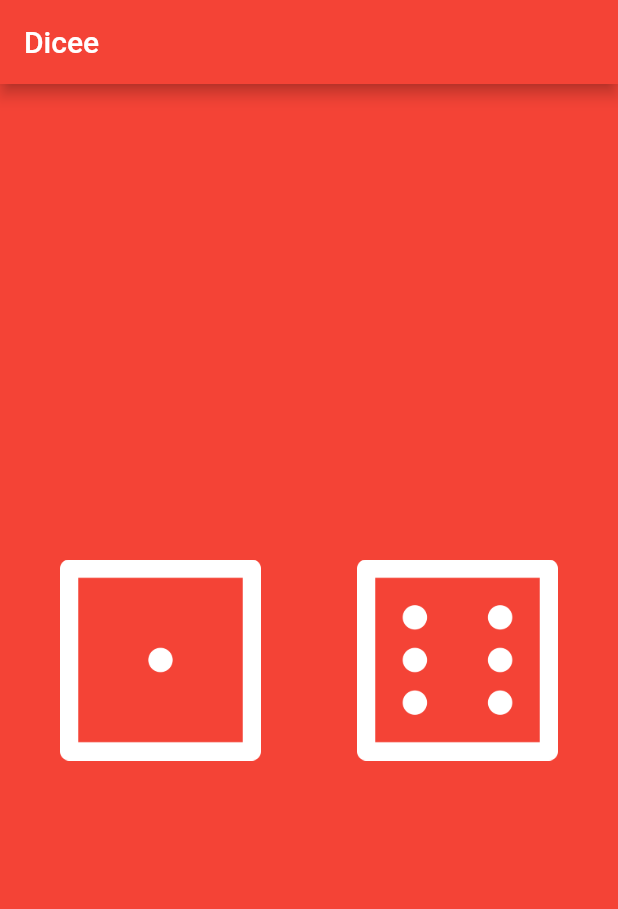
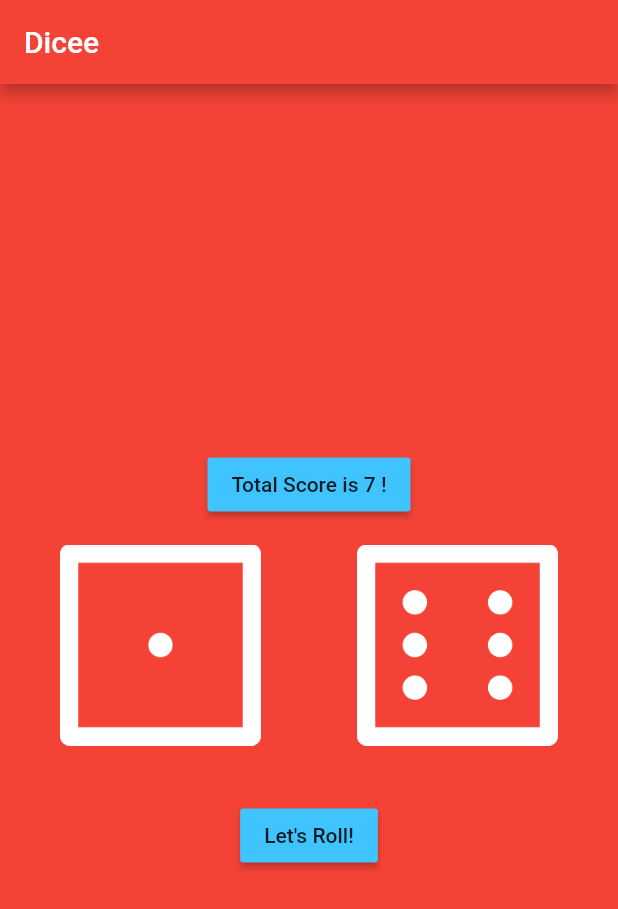
Before and after one commit to ItsPrateekBansal/diceChallenge, a Flutter app: the screen it shows after launch, on a phone screen of 412 x 824 dp. Shown: the top 909 px of the screen. Run offline on Flutter 3.47's test engine with Material 2 defaults, Android fonts, the phone set to English and light mode, and no system bars.

Commit message:
Improved UI and added buttons to roll, and display total score as well!

```diff
--- a/lib/main.dart
+++ b/lib/main.dart
@@ -21,6 +21,7 @@ class DicePage extends StatefulWidget {
 
 class _DicePageState extends State<DicePage> {
   int first = 1, second = 6;
+  int score = 7;
   var rng = new Random();
 
   @override
@@ -32,15 +33,24 @@ class _DicePageState extends State<DicePage> {
   void changeValues() {
     first = rng.nextInt(6) + 1;
     second = rng.nextInt(6) + 1;
+    score = first + second;
     setState(() {});
   }
 
   @override
   Widget build(BuildContext context) {
-    return Center(
-      child: Padding(
+    return Padding(
       padding: const EdgeInsets.all(8.0),
-        child: Row(
+      child: Column(
+        mainAxisAlignment: MainAxisAlignment.center,
+        children: [
+          // ignore: deprecated_member_use
+          RaisedButton(
+            color: Colors.lightBlueAccent,
+            onPressed: () {},
+            child: Text("Total Score is $score !"),
+          ),
+          Row(
             children: [
               Expanded(
                 // flex: 2,
@@ -48,7 +58,7 @@ class _DicePageState extends State<DicePage> {
                   padding: const EdgeInsets.all(16.0),
                   // ignore: deprecated_member_use
                   child: FlatButton(
-                  child: Image.asset('images/dice${first}.png'),
+                    child: Image.asset('images/dice$first.png'),
                     onPressed: () {
                       changeValues();
                     },
@@ -61,7 +71,7 @@ class _DicePageState extends State<DicePage> {
                   padding: const EdgeInsets.all(16.0),
                   // ignore: deprecated_member_use
                   child: FlatButton(
-                  child: Image.asset('images/dice${second}.png'),
+                    child: Image.asset('images/dice$second.png'),
                     onPressed: () {
                       changeValues();
                     },
@@ -70,6 +80,18 @@ class _DicePageState extends State<DicePage> {
               ),
             ],
           ),
+          SizedBox(
+            height: 20.0,
+          ),
+          // ignore: deprecated_member_use
+          RaisedButton(
+            color: Colors.lightBlueAccent,
+            child: Text("Let's Roll!"),
+            onPressed: () {
+              changeValues();
+            },
+          ),
+        ],
       ),
     );
   }
```
Lines whose indentation alone changed are shown as unchanged.
